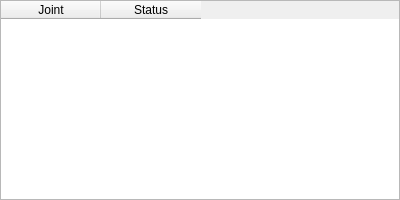
This is vigir_ocs_log_sbar/src/miniJoint.ui in team-vigir/vigir_ocs_common as Qt 5 draws it before an edit. The edited form follows.
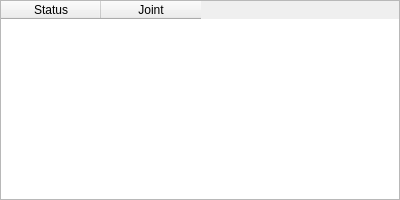
This is the edited form.

Patch:
```diff
--- a/vigir_ocs_log_sbar/src/miniJoint.ui
+++ b/vigir_ocs_log_sbar/src/miniJoint.ui
@@ -76,12 +76,12 @@
       </attribute>
       <column>
        <property name="text">
-        <string>Joint</string>
+        <string>Status</string>
        </property>
       </column>
       <column>
        <property name="text">
-        <string>Status</string>
+        <string>Joint</string>
        </property>
       </column>
      </widget>
```
